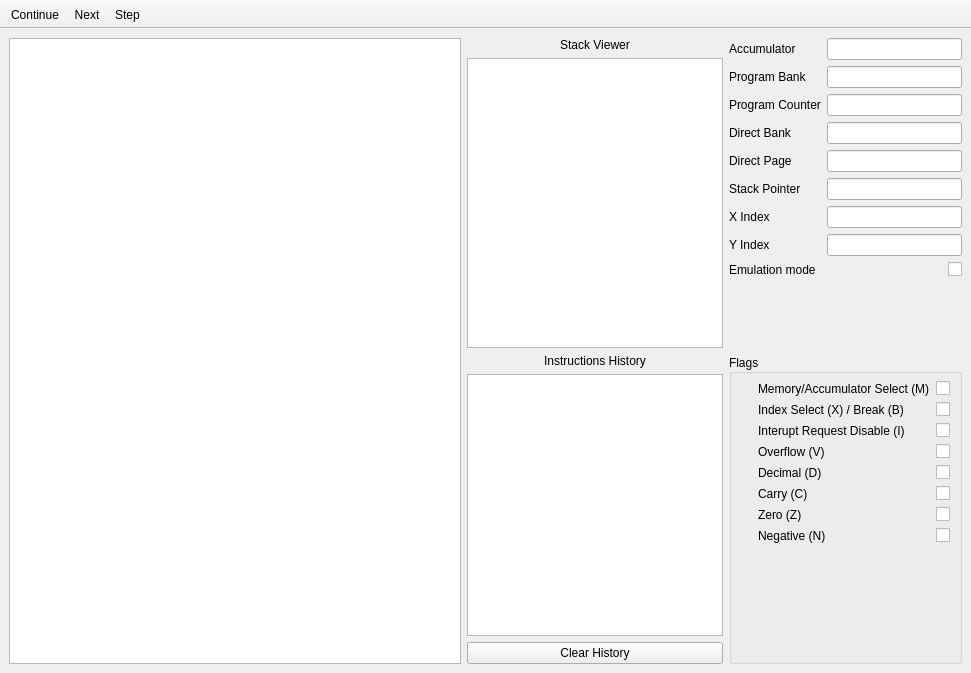
This is ui/cpu.ui in zoriya/ComSquare as Qt 5 draws it before an edit. The edited form follows.
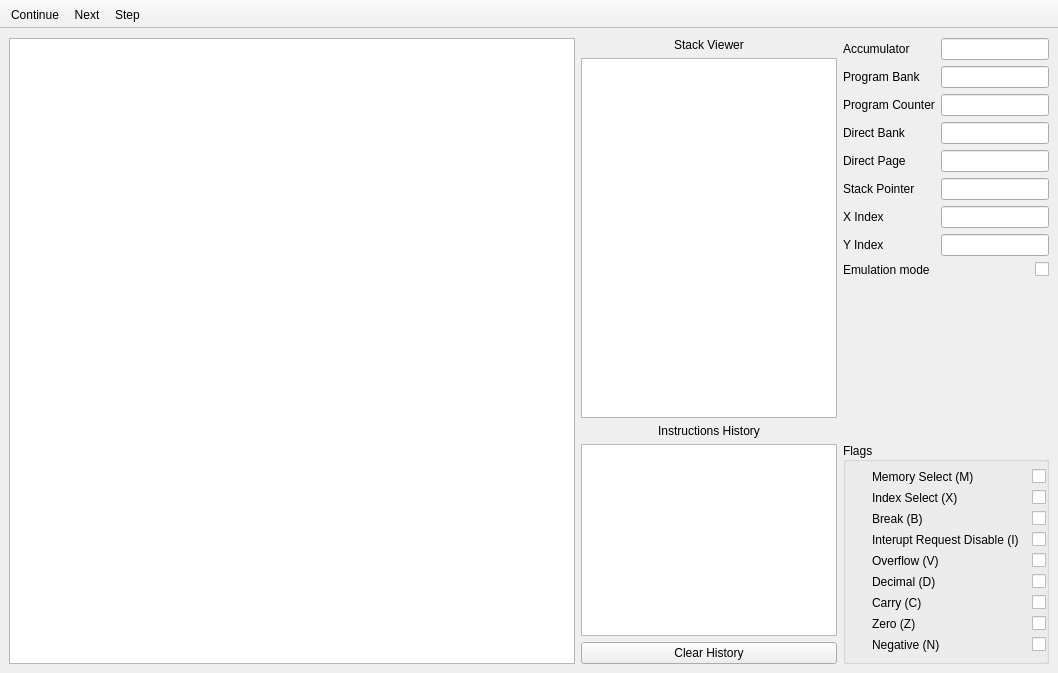
This is the edited form. Icons and pictures are not drawn.

```diff
--- a/ui/cpu.ui
+++ b/ui/cpu.ui
@@ -6,7 +6,7 @@
    <rect>
     <x>0</x>
     <y>0</y>
-    <width>971</width>
+    <width>1058</width>
     <height>673</height>
    </rect>
   </property>
@@ -22,7 +22,7 @@
   </property>
   <widget class="QWidget" name="centralwidget">
    <layout class="QGridLayout" name="gridLayout_3">
-    <item row="0" column="0" rowspan="2">
+    <item row="0" column="0" rowspan="3">
      <widget class="QTableView" name="disassembly">
       <property name="sizePolicy">
        <sizepolicy hsizetype="Expanding" vsizetype="Expanding">
@@ -74,7 +74,7 @@
       </item>
      </layout>
     </item>
-    <item row="0" column="2">
+    <item row="0" column="2" rowspan="2">
      <layout class="QFormLayout" name="formLayout">
       <item row="0" column="0">
        <widget class="QLabel" name="accumulatorLabel">
@@ -179,7 +179,7 @@
       </item>
      </layout>
     </item>
-    <item row="1" column="1">
+    <item row="1" column="1" rowspan="2">
      <layout class="QGridLayout" name="gridLayout">
       <item row="0" column="0">
        <widget class="QLabel" name="loggerLabel">
@@ -203,7 +203,7 @@
       </item>
      </layout>
     </item>
-    <item row="1" column="2">
+    <item row="2" column="2">
      <widget class="QGroupBox" name="formGroupBox">
       <property name="title">
        <string>Flags</string>
@@ -233,10 +233,13 @@
        <property name="topMargin">
         <number>7</number>
        </property>
+       <property name="rightMargin">
+        <number>0</number>
+       </property>
        <item row="0" column="0">
         <widget class="QLabel" name="negativeLabel">
          <property name="text">
-          <string>Memory/Accumulator Select (M)</string>
+          <string>Memory Select (M)</string>
          </property>
         </widget>
        </item>
@@ -250,7 +253,7 @@
        <item row="1" column="0">
         <widget class="QLabel" name="zeroLabel">
          <property name="text">
-          <string>Index Select (X) / Break (B)</string>
+          <string>Index Select (X)</string>
          </property>
         </widget>
        </item>
@@ -261,90 +264,104 @@
          </property>
         </widget>
        </item>
-       <item row="2" column="0">
+       <item row="3" column="0">
         <widget class="QLabel" name="carryLabel">
          <property name="text">
           <string>Interupt Request Disable (I)</string>
          </property>
         </widget>
        </item>
-       <item row="2" column="1">
+       <item row="3" column="1">
         <widget class="QCheckBox" name="iCheckbox">
          <property name="layoutDirection">
           <enum>Qt::RightToLeft</enum>
          </property>
         </widget>
        </item>
-       <item row="3" column="0">
+       <item row="4" column="0">
         <widget class="QLabel" name="Overflow">
          <property name="text">
           <string>Overflow (V)</string>
          </property>
         </widget>
        </item>
-       <item row="3" column="1">
+       <item row="4" column="1">
         <widget class="QCheckBox" name="vCheckbox">
          <property name="layoutDirection">
           <enum>Qt::RightToLeft</enum>
          </property>
         </widget>
        </item>
-       <item row="4" column="0">
+       <item row="5" column="0">
         <widget class="QLabel" name="decimalLabel">
          <property name="text">
           <string>Decimal (D)</string>
          </property>
         </widget>
        </item>
-       <item row="4" column="1">
+       <item row="5" column="1">
         <widget class="QCheckBox" name="dCheckbox">
          <property name="layoutDirection">
           <enum>Qt::RightToLeft</enum>
          </property>
         </widget>
        </item>
-       <item row="5" column="0">
+       <item row="6" column="0">
         <widget class="QLabel" name="memoryAccumulatorSelectLabel">
          <property name="text">
           <string>Carry (C)</string>
          </property>
         </widget>
        </item>
-       <item row="5" column="1">
+       <item row="6" column="1">
         <widget class="QCheckBox" name="cCheckbox">
          <property name="layoutDirection">
           <enum>Qt::RightToLeft</enum>
          </property>
         </widget>
        </item>
-       <item row="6" column="0">
+       <item row="7" column="0">
         <widget class="QLabel" name="indeXSelectLabel">
          <property name="text">
           <string>Zero (Z)</string>
          </property>
         </widget>
        </item>
-       <item row="7" column="0">
+       <item row="8" column="0">
         <widget class="QLabel" name="irqDisableLabel">
          <property name="text">
           <string>Negative (N)</string>
          </property>
         </widget>
        </item>
-       <item row="7" column="1">
+       <item row="8" column="1">
         <widget class="QCheckBox" name="nCheckbox">
          <property name="layoutDirection">
           <enum>Qt::RightToLeft</enum>
          </property>
         </widget>
        </item>
-       <item row="6" column="1">
+       <item row="7" column="1">
         <widget class="QCheckBox" name="zCheckbox">
          <property name="layoutDirection">
           <enum>Qt::RightToLeft</enum>
          </property>
         </widget>
        </item>
+       <item row="2" column="0">
+        <widget class="QLabel" name="breakBLabel">
+         <property name="text">
+          <string>Break (B)</string>
+         </property>
+        </widget>
+       </item>
+       <item row="2" column="1">
+        <widget class="QCheckBox" name="bCheckbox">
+         <property name="layoutDirection">
+          <enum>Qt::RightToLeft</enum>
+         </property>
+        </widget>
+       </item>
       </layout>
      </widget>
     </item>
```
